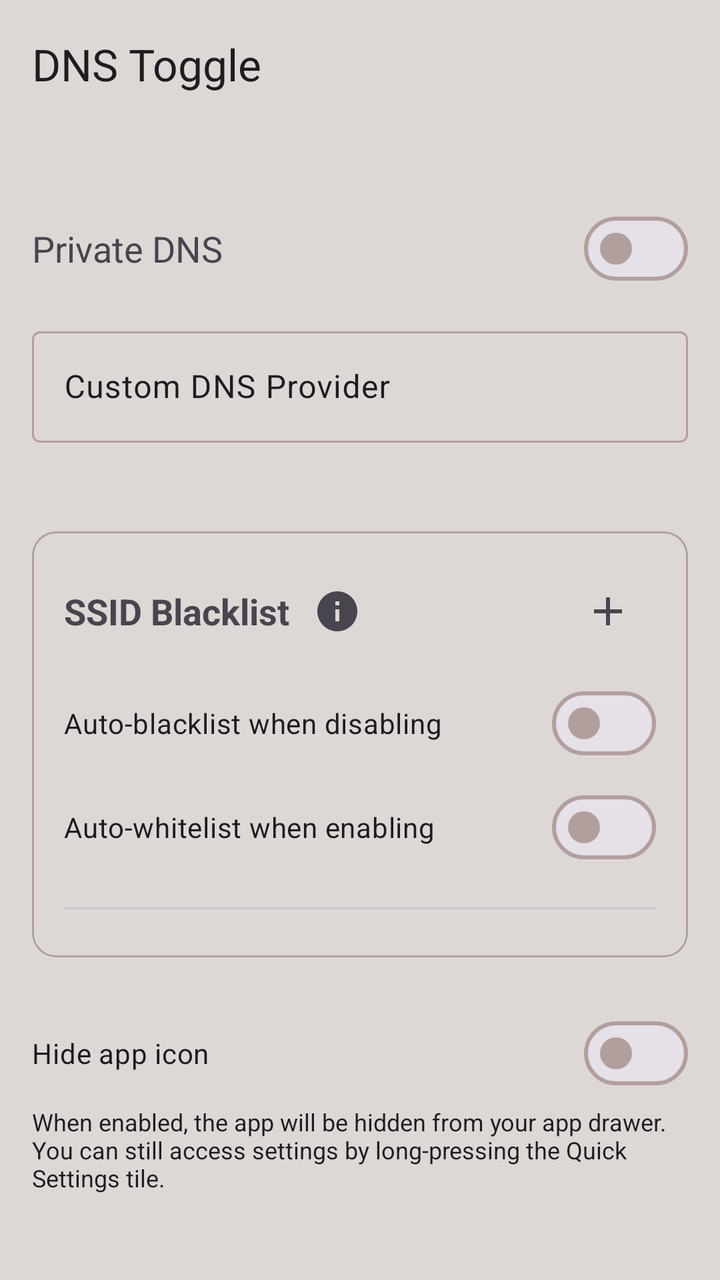
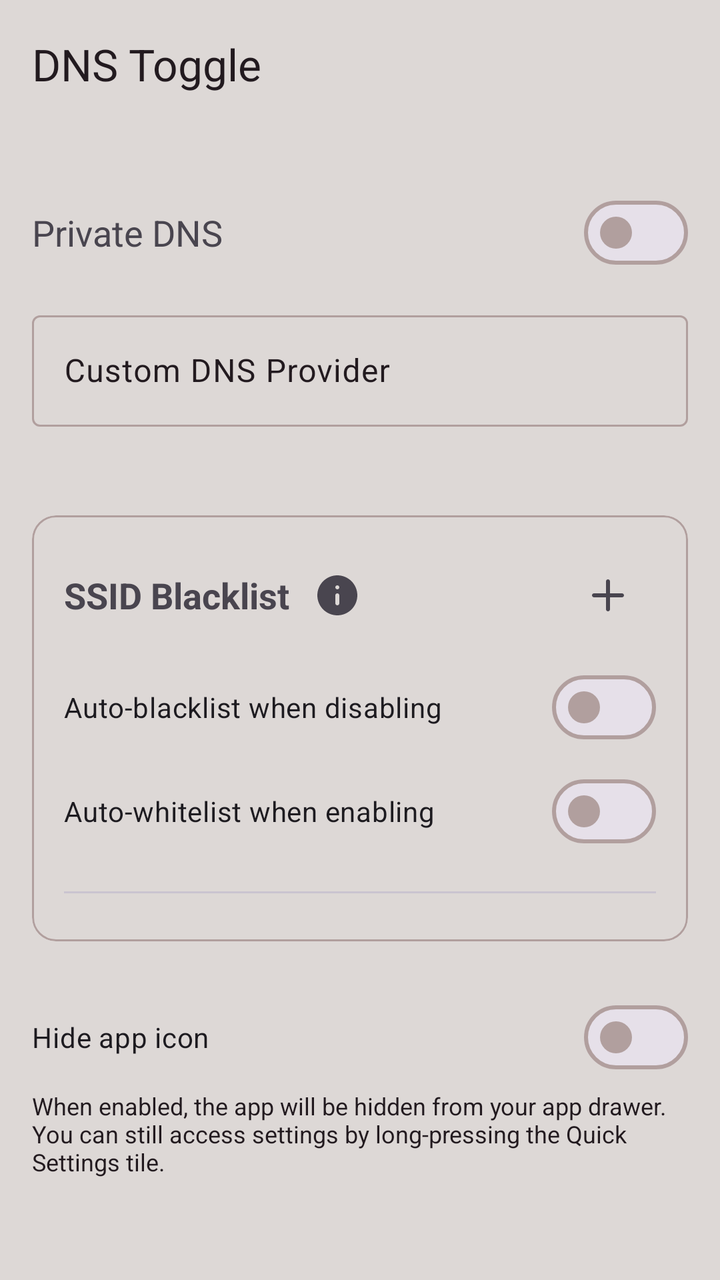

Compare the two renders of this Android layout. The source of the first and the diff that turns it into the second are given below.
<!-- AndroidManifest.xml: activity theme Theme.DNSToggle -->
<!-- res/layout/activity_main.xml -->
<?xml version="1.0" encoding="utf-8"?>
<androidx.coordinatorlayout.widget.CoordinatorLayout xmlns:android="http://schemas.android.com/apk/res/android"
    xmlns:app="http://schemas.android.com/apk/res-auto"
    xmlns:tools="http://schemas.android.com/tools"
    android:id="@+id/main"
    android:layout_width="match_parent"
    android:layout_height="match_parent"
    android:fitsSystemWindows="false"
    tools:context=".MainActivity">

    <com.google.android.material.appbar.AppBarLayout
        android:id="@+id/appBarLayout"
        android:layout_width="match_parent"
        android:layout_height="wrap_content"
        android:fitsSystemWindows="true">

        <com.google.android.material.appbar.MaterialToolbar
            android:id="@+id/topAppBar"
            android:layout_width="match_parent"
            android:layout_height="?attr/actionBarSize"
            app:title="@string/app_name" />

    </com.google.android.material.appbar.AppBarLayout>

    <androidx.core.widget.NestedScrollView
        android:layout_width="match_parent"
        android:layout_height="match_parent"
        app:layout_behavior="@string/appbar_scrolling_view_behavior">

        <androidx.constraintlayout.widget.ConstraintLayout
            android:layout_width="match_parent"
            android:layout_height="wrap_content"
            android:padding="16dp">

            <TextView
                android:id="@+id/tvToggleLabel"
                android:layout_width="wrap_content"
                android:layout_height="wrap_content"
                android:text="@string/private_dns"
                android:textSize="18sp"
                android:layout_marginTop="32dp"
                app:layout_constraintStart_toStartOf="parent"
                app:layout_constraintTop_toTopOf="parent" />

            <com.google.android.material.materialswitch.MaterialSwitch
                android:id="@+id/switchPrivateDns"
                android:layout_width="wrap_content"
                android:layout_height="wrap_content"
                app:layout_constraintEnd_toEndOf="parent"
                app:layout_constraintTop_toTopOf="@id/tvToggleLabel"
                app:layout_constraintBottom_toBottomOf="@id/tvToggleLabel" />

            <com.google.android.material.progressindicator.CircularProgressIndicator
                android:id="@+id/progressRootAction"
                android:layout_width="24dp"
                android:layout_height="24dp"
                android:indeterminate="true"
                android:visibility="gone"
                app:indicatorSize="24dp"
                app:layout_constraintEnd_toStartOf="@id/switchPrivateDns"
                app:layout_constraintTop_toTopOf="@id/switchPrivateDns"
                app:layout_constraintBottom_toBottomOf="@id/switchPrivateDns"
                android:layout_marginEnd="8dp" />

            <com.google.android.material.textfield.TextInputLayout
                android:id="@+id/tilCustomDns"
                android:layout_width="match_parent"
                android:layout_height="wrap_content"
                android:layout_marginTop="24dp"
                android:hint="@string/custom_dns_provider"
                app:errorEnabled="true"
                app:layout_constraintTop_toBottomOf="@id/tvToggleLabel"
                app:layout_constraintStart_toStartOf="parent"
                app:layout_constraintEnd_toEndOf="parent">

                <com.google.android.material.textfield.TextInputEditText
                    android:id="@+id/inputCustomDns"
                    android:layout_width="match_parent"
                    android:layout_height="wrap_content"
                    android:inputType="textUri" />
            </com.google.android.material.textfield.TextInputLayout>

            <com.google.android.material.card.MaterialCardView
                android:id="@+id/cardSsidBlacklist"
                android:layout_width="match_parent"
                android:layout_height="wrap_content"
                android:layout_marginTop="24dp"
                app:cardCornerRadius="12dp"
                app:cardElevation="0dp"
                app:strokeWidth="1dp"
                app:strokeColor="?attr/colorOutline"
                app:layout_constraintTop_toBottomOf="@id/tilCustomDns"
                app:layout_constraintStart_toStartOf="parent"
                app:layout_constraintEnd_toEndOf="parent">

                <LinearLayout
                    android:layout_width="match_parent"
                    android:layout_height="wrap_content"
                    android:orientation="vertical"
                    android:padding="16dp">

                    <RelativeLayout
                        android:layout_width="match_parent"
                        android:layout_height="wrap_content">

                        <TextView
                            android:id="@+id/tvSsidBlacklistTitle"
                            android:layout_width="wrap_content"
                            android:layout_height="wrap_content"
                            android:text="@string/ssid_blacklist_title"
                            android:textSize="18sp"
                            android:textStyle="bold"
                            android:layout_centerVertical="true"
                            android:layout_alignParentStart="true" />

                        <ImageButton
                            android:id="@+id/btnSsidInfo"
                            android:layout_width="48dp"
                            android:layout_height="48dp"
                            android:layout_toEndOf="@id/tvSsidBlacklistTitle"
                            android:layout_centerVertical="true"
                            android:background="?attr/selectableItemBackgroundBorderless"
                            android:src="@drawable/ic_info"
                            android:contentDescription="@string/info_content_description" />

                        <ImageButton
                            android:id="@+id/btnAddSsid"
                            android:layout_width="48dp"
                            android:layout_height="48dp"
                            android:layout_alignParentEnd="true"
                            android:background="?attr/selectableItemBackgroundBorderless"
                            android:src="@drawable/ic_add"
                            android:contentDescription="@string/add_ssid" />
                    </RelativeLayout>

                    <com.google.android.material.materialswitch.MaterialSwitch
                        android:id="@+id/switchAutoBlacklist"
                        android:layout_width="match_parent"
                        android:layout_height="wrap_content"
                        android:layout_marginTop="8dp"
                        android:text="@string/auto_blacklist_on_disable" />

                    <com.google.android.material.materialswitch.MaterialSwitch
                        android:id="@+id/switchAutoWhitelist"
                        android:layout_width="match_parent"
                        android:layout_height="wrap_content"
                        android:layout_marginTop="4dp"
                        android:text="@string/auto_whitelist_on_enable" />

                    <TextView
                        android:id="@+id/tvPermissionNotice"
                        android:layout_width="match_parent"
                        android:layout_height="wrap_content"
                        android:layout_marginTop="8dp"
                        android:text="@string/grant_permission_notice"
                        android:textColor="?attr/colorError"
                        android:visibility="gone" />

                    <Button
                        android:id="@+id/btnGrantPermission"
                        style="@style/Widget.Material3.Button.TextButton"
                        android:layout_width="wrap_content"
                        android:layout_height="wrap_content"
                        android:text="@string/grant_permission_button"
                        android:visibility="gone" />

                    <View
                        android:id="@+id/dividerSsidList"
                        android:layout_width="match_parent"
                        android:layout_height="1dp"
                        android:layout_marginTop="16dp"
                        android:background="?attr/colorOutlineVariant" />

                    <LinearLayout
                        android:id="@+id/ssidListContainer"
                        android:layout_width="match_parent"
                        android:layout_height="wrap_content"
                        android:orientation="vertical"
                        android:layout_marginTop="8dp" />

                </LinearLayout>
            </com.google.android.material.card.MaterialCardView>

            <com.google.android.material.materialswitch.MaterialSwitch
                android:id="@+id/switchHideLauncher"
                android:layout_width="match_parent"
                android:layout_height="wrap_content"
                android:layout_marginTop="24dp"
                android:text="@string/hide_launcher_icon"
                app:layout_constraintTop_toBottomOf="@id/cardSsidBlacklist"
                app:layout_constraintStart_toStartOf="parent"
                app:layout_constraintEnd_toEndOf="parent" />

            <TextView
                android:id="@+id/tvHideLauncherSummary"
                android:layout_width="match_parent"
                android:layout_height="wrap_content"
                android:layout_marginTop="2dp"
                android:text="@string/hide_launcher_icon_summary"
                android:textSize="12sp"
                android:textColor="?attr/colorOnSurfaceVariant"
                app:layout_constraintTop_toBottomOf="@id/switchHideLauncher"
                app:layout_constraintStart_toStartOf="parent"
                app:layout_constraintEnd_toEndOf="parent" />

        </androidx.constraintlayout.widget.ConstraintLayout>
    </androidx.core.widget.NestedScrollView>

</androidx.coordinatorlayout.widget.CoordinatorLayout>
<!-- resources referenced by this layout -->
<resources>
  <!-- drawable ic_add (drawable) -->
  <vector xmlns:android="http://schemas.android.com/apk/res/android"
      android:width="24dp"
      android:height="24dp"
      android:viewportWidth="24"
      android:viewportHeight="24"
      android:tint="?attr/colorControlNormal">
      <path
          android:fillColor="@android:color/white"
          android:pathData="M19,13h-6v6h-2v-6H5v-2h6V5h2v6h6v2z"/>
  </vector>
  <!-- drawable ic_info (drawable) -->
  <vector xmlns:android="http://schemas.android.com/apk/res/android"
      android:width="24dp"
      android:height="24dp"
      android:viewportWidth="24"
      android:viewportHeight="24"
      android:tint="?attr/colorControlNormal">
      <path
          android:fillColor="@android:color/white"
          android:pathData="M12,2C6.48,2 2,6.48 2,12s4.48,10 10,10 10,-4.48 10,-10S17.52,2 12,2zM13,17h-2v-6h2v6zM13,9h-2V7h2v2z"/>
  </vector>
  <string name="add_ssid">Add SSID</string>
  <string name="app_name">DNS Toggle</string>
  <string name="auto_blacklist_on_disable">Auto-blacklist when disabling</string>
  <string name="auto_whitelist_on_enable">Auto-whitelist when enabling</string>
  <string name="custom_dns_provider">Custom DNS Provider</string>
  <string name="grant_permission_button">Grant Permissions</string>
  <string name="grant_permission_notice">Location/Nearby permission (including background) required to verify the Wi-Fi SSID.</string>
  <string name="hide_launcher_icon">Hide app icon</string>
  <string name="hide_launcher_icon_summary">When enabled, the app will be hidden from your app drawer. You can still access settings by long-pressing the Quick Settings tile.</string>
  <string name="info_content_description">More information</string>
  <string name="private_dns">Private DNS</string>
  <string name="ssid_blacklist_title">SSID Blacklist</string>
  <style name="Theme.DNSToggle" parent="Theme.Material3.DayNight.NoActionBar">
  		
  		<item name="colorPrimary">@color/light_accent</item>
  		<item name="colorOnPrimary">@color/white</item>
  
  		
  		<item name="colorSecondaryContainer">@color/light_border</item>
  		<item name="colorOnSecondaryContainer">@color/light_text</item>
  
  		
  		<item name="android:colorBackground">@color/light_background</item>
  		<item name="colorSurface">@color/light_background</item>
  		<item name="colorOnSurface">@color/light_text</item>
  		<item name="colorOnSurfaceVariant">@color/light_text</item>
  		<item name="android:textColorPrimary">@color/light_text</item>
  
  		
  		<item name="colorOutline">@color/light_border</item>
  
  		
  		<item name="android:statusBarColor">?attr/colorSurface</item>
  		<item name="android:windowLightStatusBar">true</item>
  	</style>
  <color name="light_accent">#6d0a1f</color>
  <color name="white">#FFFFFFFF</color>
  <color name="light_border">#b19f9e</color>
  <color name="light_text">#221a1f</color>
  <color name="light_background">#ddd8d6</color>
</resources>

<!-- the commit's change to res/layout/activity_main.xml (unified diff, before → after) -->
@@ -32,15 +32,75 @@
             android:layout_height="wrap_content"
             android:padding="16dp">
 
+            <com.google.android.material.card.MaterialCardView
+                android:id="@+id/cardMainPermission"
+                android:layout_width="match_parent"
+                android:layout_height="wrap_content"
+                android:visibility="gone"
+                app:cardBackgroundColor="?attr/colorSecondaryContainer"
+                app:strokeColor="?attr/warning_color"
+                app:strokeWidth="1.5dp"
+                app:cardElevation="0dp"
+                app:layout_constraintTop_toTopOf="parent"
+                app:layout_constraintStart_toStartOf="parent"
+                app:layout_constraintEnd_toEndOf="parent">
+
+                <LinearLayout
+                    android:layout_width="match_parent"
+                    android:layout_height="wrap_content"
+                    android:orientation="horizontal"
+                    android:padding="12dp"
+                    android:gravity="center_vertical">
+
+                    <ImageView
+                        android:layout_width="24dp"
+                        android:layout_height="24dp"
+                        android:src="@drawable/ic_warning"
+                        android:contentDescription="@null"
+                        app:tint="?attr/warning_color" />
+
+                    <LinearLayout
+                        android:layout_width="0dp"
+                        android:layout_height="wrap_content"
+                        android:layout_weight="1"
+                        android:orientation="vertical"
+                        android:layout_marginStart="12dp"
+                        android:layout_marginEnd="12dp">
+
+                        <TextView
+                            android:layout_width="wrap_content"
+                            android:layout_height="wrap_content"
+                            android:text="@string/main_permission_title"
+                            android:textStyle="bold"
+                            android:textColor="?attr/colorOnSecondaryContainer" />
+
+                        <TextView
+                            android:layout_width="wrap_content"
+                            android:layout_height="wrap_content"
+                            android:text="@string/main_permission_message"
+                            android:textSize="12sp"
+                            android:textColor="?attr/colorOnSecondaryContainer" />
+                    </LinearLayout>
+
+                    <Button
+                        android:id="@+id/btnFixMainPermission"
+                        style="@style/Widget.Material3.Button.TextButton"
+                        android:layout_width="wrap_content"
+                        android:layout_height="wrap_content"
+                        android:text="@string/btn_fix_permission"
+                        android:textColor="?attr/warning_color" />
+                </LinearLayout>
+            </com.google.android.material.card.MaterialCardView>
+
             <TextView
                 android:id="@+id/tvToggleLabel"
                 android:layout_width="wrap_content"
                 android:layout_height="wrap_content"
                 android:text="@string/private_dns"
                 android:textSize="18sp"
-                android:layout_marginTop="32dp"
-                app:layout_constraintStart_toStartOf="parent"
-                app:layout_constraintTop_toTopOf="parent" />
+                android:layout_marginTop="24dp"
+                app:layout_constraintStart_toStartOf="parent"
+                app:layout_constraintTop_toBottomOf="@id/cardMainPermission" />
 
             <com.google.android.material.materialswitch.MaterialSwitch
                 android:id="@+id/switchPrivateDns"
@@ -69,6 +129,8 @@
                 android:layout_marginTop="24dp"
                 android:hint="@string/custom_dns_provider"
                 app:errorEnabled="true"
+                app:helperTextEnabled="true"
+                app:errorIconDrawable="@drawable/ic_warning"
                 app:layout_constraintTop_toBottomOf="@id/tvToggleLabel"
                 app:layout_constraintStart_toStartOf="parent"
                 app:layout_constraintEnd_toEndOf="parent">
<!-- resource entries referenced after the edit -->
@@ -9,7 +9,7 @@
       android:tint="?attr/colorControlNormal">
       <path
           android:fillColor="@android:color/white"
-          android:pathData="M19,13h-6v6h-2v-6H5v-2h6V5h2v6h6v2z"/>
+          android:pathData="M11,13L5,13c-0.55,0 -1,-0.45 -1,-1s0.45,-1 1,-1h6V5c0,-0.55 0.45,-1 1,-1s1,0.45 1,1v6h6c0.55,0 1,0.45 1,1s-0.45,1 -1,1h-6v6c0,0.55 -0.45,1 -1,1s-1,-0.45 -1,-1v-6z"/>
   </vector>
   <!-- drawable ic_info (drawable) -->
   <vector xmlns:android="http://schemas.android.com/apk/res/android"
@@ -20,18 +20,32 @@
       android:tint="?attr/colorControlNormal">
       <path
           android:fillColor="@android:color/white"
-          android:pathData="M12,2C6.48,2 2,6.48 2,12s4.48,10 10,10 10,-4.48 10,-10S17.52,2 12,2zM13,17h-2v-6h2v6zM13,9h-2V7h2v2z"/>
+          android:pathData="M12,2C6.48,2 2,6.48 2,12s4.48,10 10,10 10,-4.48 10,-10S17.52,2 12,2zM12,17c-0.55,0 -1,-0.45 -1,-1v-4c0,-0.55 0.45,-1 1,-1s1,0.45 1,1v4C13,16.55 12.55,17 12,17zM12,9c-0.55,0 -1,-0.45 -1,-1s0.45,-1 1,-1s1,0.45 1,1S12.55,9 12,9z"/>
+  </vector>
+  <!-- drawable ic_warning (drawable) -->
+  <vector xmlns:android="http://schemas.android.com/apk/res/android"
+      android:width="24dp"
+      android:height="24dp"
+      android:viewportWidth="24"
+      android:viewportHeight="24"
+      android:tint="?attr/colorControlNormal">
+    <path
+        android:fillColor="@android:color/white"
+        android:pathData="M2.73,21h18.53c1.14,0 1.86,-1.21 1.28,-2.18L13.28,3.51c-0.57,-0.96 -1.99,-0.96 -2.57,0L1.46,18.82c-0.59,0.97 0.13,2.18 1.27,2.18zM13,18h-2v-2h2v2zM13,14h-2v-4h2v4z"/>
   </vector>
   <string name="add_ssid">Add SSID</string>
   <string name="app_name">DNS Toggle</string>
   <string name="auto_blacklist_on_disable">Auto-blacklist when disabling</string>
   <string name="auto_whitelist_on_enable">Auto-whitelist when enabling</string>
+  <string name="btn_fix_permission">Fix</string>
   <string name="custom_dns_provider">Custom DNS Provider</string>
   <string name="grant_permission_button">Grant Permissions</string>
   <string name="grant_permission_notice">Location/Nearby permission (including background) required to verify the Wi-Fi SSID.</string>
   <string name="hide_launcher_icon">Hide app icon</string>
   <string name="hide_launcher_icon_summary">When enabled, the app will be hidden from your app drawer. You can still access settings by long-pressing the Quick Settings tile.</string>
   <string name="info_content_description">More information</string>
+  <string name="main_permission_message">The app needs a special permission to change Private DNS settings.</string>
+  <string name="main_permission_title">System Settings Permission Required</string>
   <string name="private_dns">Private DNS</string>
   <string name="ssid_blacklist_title">SSID Blacklist</string>
   <style name="Theme.DNSToggle" parent="Theme.Material3.DayNight.NoActionBar">
@@ -53,6 +67,8 @@
   		
   		<item name="colorOutline">@color/light_border</item>
   
+  		<item name="warning_color">@color/warning_color</item>
+  
   		
   		<item name="android:statusBarColor">?attr/colorSurface</item>
   		<item name="android:windowLightStatusBar">true</item>
@@ -62,5 +78,6 @@
   <color name="light_border">#b19f9e</color>
   <color name="light_text">#221a1f</color>
   <color name="light_background">#ddd8d6</color>
+  <color name="warning_color">#a35b12</color>
 </resources>
 
